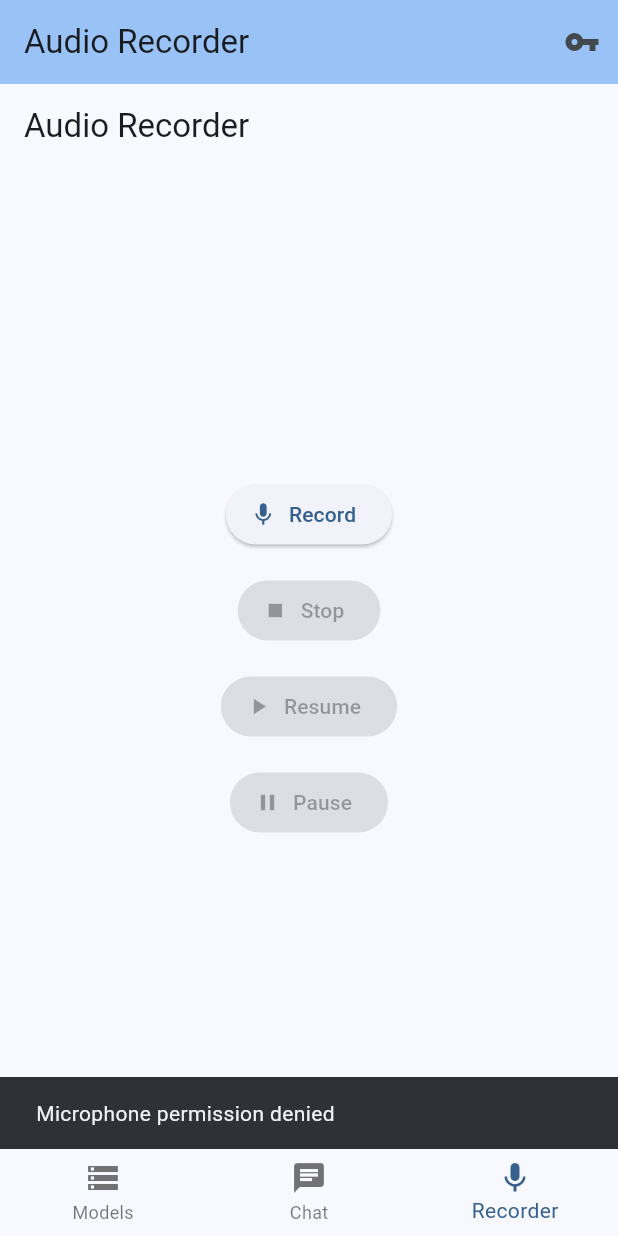
After one commit to VishalDhoriya/Medora-ai, a Flutter app: the screen it shows after launch, item 3 of the bottom bar chosen, after a tap on "Record", on a phone screen of 412 x 824 dp. The commit adds this screen. Run offline on Flutter 3.47's test engine with Material 3 defaults, Android fonts, the phone set to English and light mode, and no system bars; our stand-ins replace just_audio, shared_preferences; missing offline and left inert: record, whisper_flutter_new.

Commit message:
Update minimum SDK version, add audio recorder screen, and update dependencies

```diff
--- /dev/null
+++ b/lib/screens/audio_recorder_screen.dart
@@ -0,0 +1,241 @@
+import 'package:flutter/material.dart';
+import 'package:record/record.dart';
+import 'package:path_provider/path_provider.dart';
+import 'package:just_audio/just_audio.dart';
+import 'package:whisper_flutter_new/whisper_flutter_new.dart';
+import 'dart:io';
+
+class AudioRecorderScreen extends StatefulWidget {
+  const AudioRecorderScreen({Key? key}) : super(key: key);
+
+  @override
+  State<AudioRecorderScreen> createState() => _AudioRecorderScreenState();
+}
+
+class _AudioRecorderScreenState extends State<AudioRecorderScreen> {
+  final AudioRecorder _audioRecorder = AudioRecorder();
+  final AudioPlayer _audioPlayer = AudioPlayer();
+  bool isRecording = false;
+  bool isPaused = false;
+  bool showPlayer = false;
+  String? audioPath;
+  bool isPlaying = false;
+  bool canTranscribe = false;
+  String? transcript;
+  bool isTranscribing = false;
+
+  Future<void> _startRecording() async {
+    final hasPermission = await _audioRecorder.hasPermission();
+    if (hasPermission) {
+      final dir = await getApplicationDocumentsDirectory();
+      final path = '${dir.path}/audio_${DateTime.now().millisecondsSinceEpoch}.wav';
+      await _audioRecorder.start(
+        const RecordConfig(
+          encoder: AudioEncoder.wav, // Specify WAV format
+          sampleRate: 16000,         // Whisper prefers 16kHz
+          bitRate: 128000,
+        ),
+        path: path,
+      );
+      setState(() {
+        isRecording = true;
+        isPaused = false;
+        showPlayer = false;
+        audioPath = null;
+        canTranscribe = false;
+        transcript = null;
+      });
+    } else {
+      if (mounted) {
+        ScaffoldMessenger.of(context).showSnackBar(
+          const SnackBar(content: Text('Microphone permission denied')),
+        );
+      }
+    }
+  }
+
+  Future<void> _stopRecording() async {
+    final path = await _audioRecorder.stop();
+    setState(() {
+      isRecording = false;
+      isPaused = false;
+      showPlayer = true;
+      audioPath = path;
+      canTranscribe = true;
+    });
+  }
+
+  Future<void> _resumeRecording() async {
+    await _audioRecorder.resume();
+    setState(() {
+      isPaused = false;
+    });
+  }
+
+  Future<void> _pauseRecording() async {
+    await _audioRecorder.pause();
+    setState(() {
+      isPaused = true;
+    });
+  }
+
+  Future<void> _deleteRecording() async {
+    if (audioPath != null) {
+      final file = File(audioPath!);
+      if (await file.exists()) {
+        await file.delete();
+      }
+    }
+    setState(() {
+      showPlayer = false;
+      audioPath = null;
+      isPlaying = false;
+      canTranscribe = false;
+      transcript = null;
+    });
+  }
+
+  Future<void> _playRecording() async {
+    if (audioPath != null) {
+      try {
+        await _audioPlayer.setFilePath(audioPath!);
+        await _audioPlayer.play();
+        setState(() {
+          isPlaying = true;
+        });
+        _audioPlayer.playerStateStream.listen((state) {
+          if (state.processingState == ProcessingState.completed) {
+            setState(() {
+              isPlaying = false;
+            });
+          }
+        });
+      } catch (e) {
+        if (mounted) {
+          ScaffoldMessenger.of(context).showSnackBar(
+            SnackBar(content: Text('Playback error: $e')),
+          );
+        }
+      }
+    }
+  }
+
+  Future<void> _transcribeAudio() async {
+    if (audioPath == null) return;
+    setState(() {
+      isTranscribing = true;
+      transcript = null;
+    });
+    final whisper = Whisper(
+      model: WhisperModel.base,
+      downloadHost: "https://huggingface.co/ggerganov/whisper.cpp/resolve/main",
+    );
+    try {
+      final result = await whisper.transcribe(
+        transcribeRequest: TranscribeRequest(
+          audio: audioPath!,
+          isTranslate: false,
+          isNoTimestamps: true,
+          splitOnWord: false,
+        ),
+      );
+      setState(() {
+        transcript = result.text;
+        isTranscribing = false;
+      });
+    } catch (e) {
+      setState(() {
+        transcript = 'Transcription error: $e';
+        isTranscribing = false;
+      });
+    }
+  }
+
+  @override
+  void dispose() {
+    _audioPlayer.dispose();
+    super.dispose();
+  }
+
+  @override
+  Widget build(BuildContext context) {
+    return Scaffold(
+      appBar: AppBar(title: const Text('Audio Recorder')),
+      body: Center(
+        child: showPlayer && audioPath != null
+            ? Padding(
+                padding: const EdgeInsets.symmetric(horizontal: 25),
+                child: Column(
+                  mainAxisAlignment: MainAxisAlignment.center,
+                  children: [
+                    Text('Recorded file path:'),
+                    SelectableText(audioPath!),
+                    const SizedBox(height: 16),
+                    ElevatedButton.icon(
+                      icon: Icon(isPlaying ? Icons.stop : Icons.play_arrow),
+                      label: Text(isPlaying ? 'Stop Playback' : 'Play'),
+                      onPressed: isPlaying
+                          ? () async {
+                              await _audioPlayer.stop();
+                              setState(() {
+                                isPlaying = false;
+                              });
+                            }
+                          : _playRecording,
+                    ),
+                    const SizedBox(height: 16),
+                    ElevatedButton.icon(
+                      icon: const Icon(Icons.delete),
+                      label: const Text('Delete'),
+                      onPressed: _deleteRecording,
+                    ),
+                    const SizedBox(height: 16),
+                    ElevatedButton.icon(
+                      icon: const Icon(Icons.text_snippet),
+                      label: const Text('Get Transcript'),
+                      onPressed: canTranscribe && !isTranscribing ? _transcribeAudio : null,
+                    ),
+                    if (isTranscribing) ...[
+                      const SizedBox(height: 16),
+                      const CircularProgressIndicator(),
+                    ],
+                    if (transcript != null) ...[
+                      const SizedBox(height: 16),
+                      Text('Transcript:'),
+                      SelectableText(transcript!),
+                    ],
+                  ],
+                ),
+              )
+            : Column(
+                mainAxisAlignment: MainAxisAlignment.center,
+                children: [
+                  ElevatedButton.icon(
+                    icon: const Icon(Icons.mic),
+                    label: const Text('Record'),
+                    onPressed: isRecording ? null : _startRecording,
+                  ),
+                  const SizedBox(height: 16),
+                  ElevatedButton.icon(
+                    icon: const Icon(Icons.stop),
+                    label: const Text('Stop'),
+                    onPressed: isRecording ? _stopRecording : null,
+                  ),
+                  const SizedBox(height: 16),
+                  ElevatedButton.icon(
+                    icon: const Icon(Icons.play_arrow),
+                    label: const Text('Resume'),
+                    onPressed: isRecording && isPaused ? _resumeRecording : null,
+                  ),
+                  const SizedBox(height: 16),
+                  ElevatedButton.icon(
+                    icon: const Icon(Icons.pause),
+                    label: const Text('Pause'),
+                    onPressed: isRecording && !isPaused ? _pauseRecording : null,
+                  ),
+                ],
+              ),
+      ),
+    );
+  }
+}
--- a/lib/screens/home_screen.dart
+++ b/lib/screens/home_screen.dart
@@ -2,6 +2,7 @@ import 'package:flutter/material.dart';
 import 'model_manager_screen.dart';
 import 'chat_screen.dart';
 import 'huggingface_token_settings_screen.dart';
+import 'audio_recorder_screen.dart';
 
 class HomeScreen extends StatefulWidget {
   const HomeScreen({super.key});
@@ -17,11 +18,13 @@ class _HomeScreenState extends State<HomeScreen> {
   final List<Widget> _screens = [
     const ModelManagerScreen(),
     const ChatScreen(),
+    const AudioRecorderScreen(),
   ];
 
   final List<String> _titles = [
     'Model Manager',
     'LLM Chat',
+    'Audio Recorder',
   ];
 
   @override
@@ -68,6 +71,10 @@ class _HomeScreenState extends State<HomeScreen> {
             icon: Icon(Icons.chat),
             label: 'Chat',
           ),
+          BottomNavigationBarItem(
+            icon: Icon(Icons.mic),
+            label: 'Recorder',
+          ),
         ],
       ),
     );
--- a/pubspec.yaml
+++ b/pubspec.yaml
@@ -38,6 +38,9 @@ dependencies:
   provider: ^6.1.1
   shared_preferences: ^2.2.2
   path_provider: ^2.1.2
+  record: ^6.0.0
+  just_audio: ^0.9.36
+  whisper_flutter_new: ^1.0.1
 
 dev_dependencies:
   flutter_test:
```
Also changed, not shown: pubspec.lock, 1 other file.
